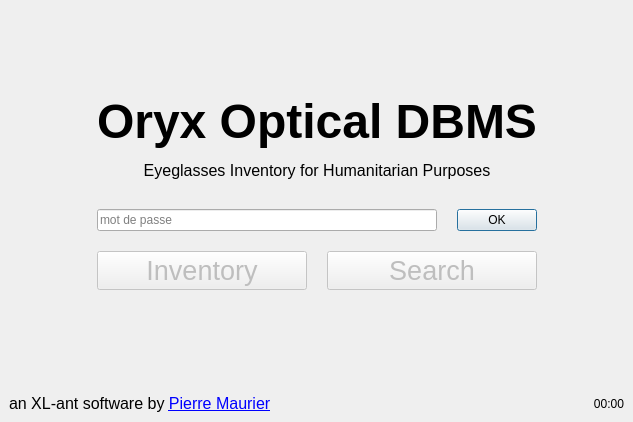
Oripy/Oryx, file main.ui: the form before one commit.
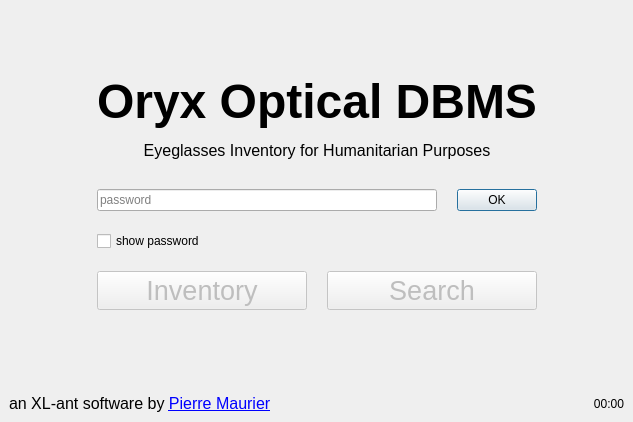
The form after the commit. Icons and pictures are not drawn.

Commit message: Add password show/hide checkbox and fix bug for remaining time display (python 3 division)

Patch:
```diff
--- a/main.ui
+++ b/main.ui
@@ -131,21 +131,11 @@
        </widget>
       </item>
       <item row="2" column="1" colspan="2">
-       <layout class="QHBoxLayout" name="horizontalLayout">
+       <layout class="QGridLayout" name="gridLayout_3">
         <property name="topMargin">
          <number>9</number>
         </property>
-        <item>
-         <widget class="QLineEdit" name="passwordEdit">
-          <property name="echoMode">
-           <enum>QLineEdit::Password</enum>
-          </property>
-          <property name="placeholderText">
-           <string>mot de passe</string>
-          </property>
-         </widget>
-        </item>
-        <item>
+        <item row="0" column="1">
          <widget class="QPushButton" name="passwordButton">
           <property name="text">
            <string>OK</string>
@@ -155,6 +145,23 @@
           </property>
          </widget>
         </item>
+        <item row="0" column="0">
+         <widget class="QLineEdit" name="passwordEdit">
+          <property name="echoMode">
+           <enum>QLineEdit::Password</enum>
+          </property>
+          <property name="placeholderText">
+           <string>password</string>
+          </property>
+         </widget>
+        </item>
+        <item row="1" column="0">
+         <widget class="QCheckBox" name="showPasswordCheckBox">
+          <property name="text">
+           <string>show password</string>
+          </property>
+         </widget>
+        </item>
        </layout>
       </item>
       <item row="5" column="0" colspan="3">
```
The commit also changes 2 other files.
